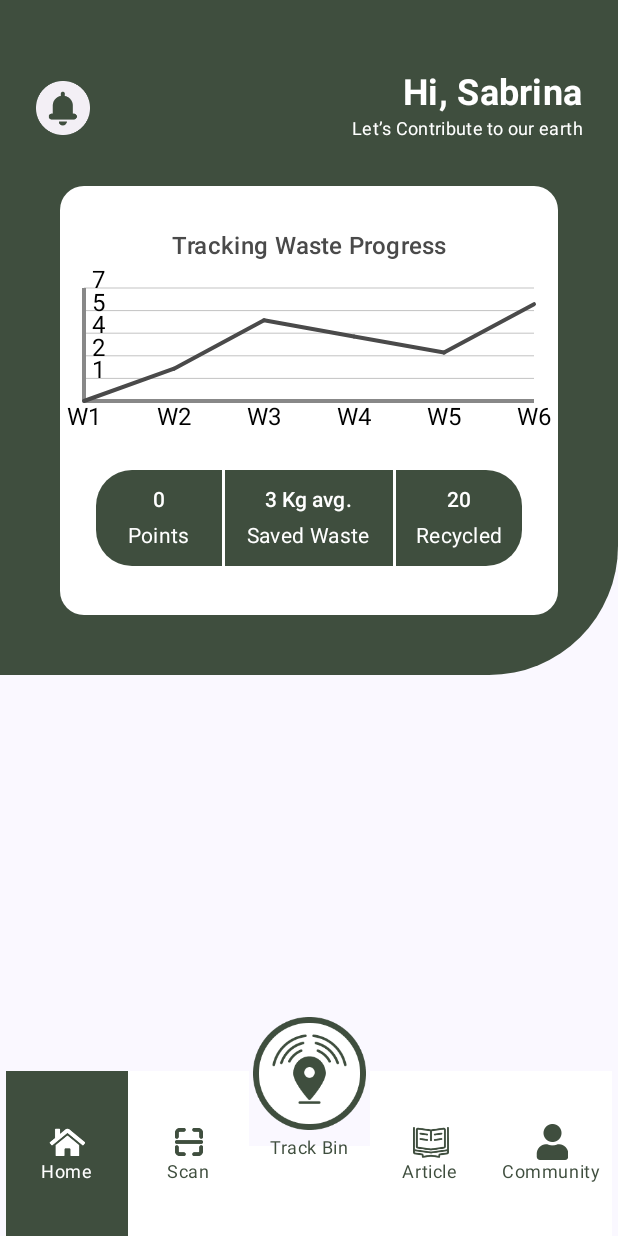
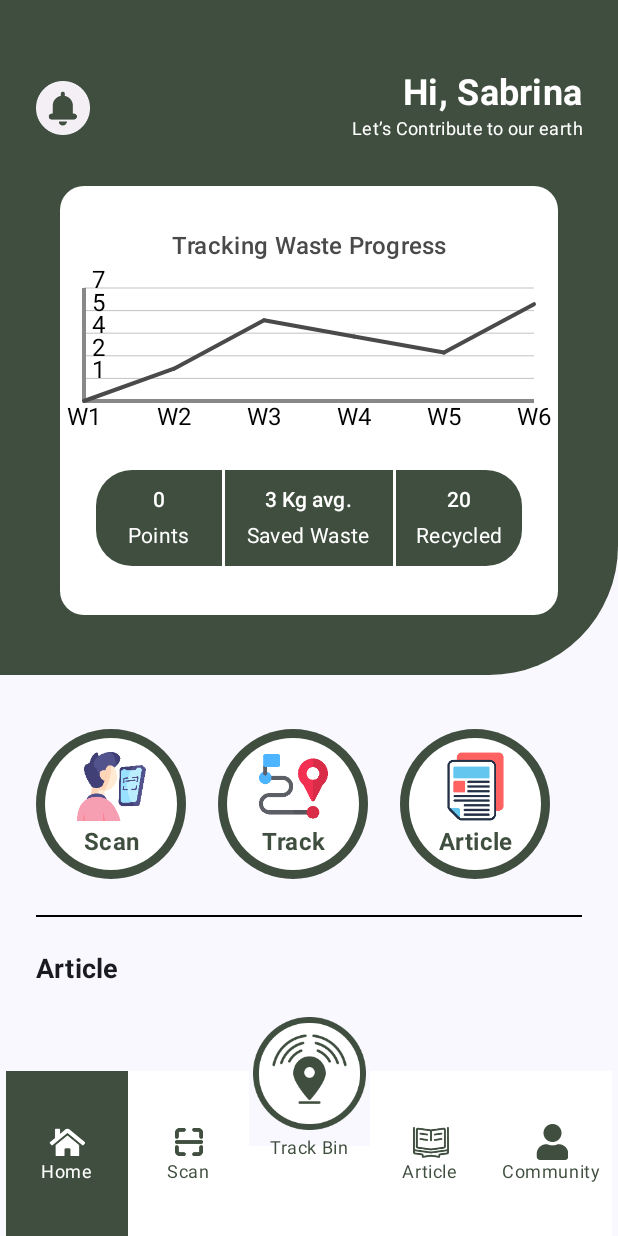
Before and after one commit to mayunngrh/BrainyBunch, an Android app built with Jetpack Compose: the HomeScreen screen opened through its navigation route, on a phone screen of 412 x 824 dp. Run offline under Robolectric (Android 15) with nearby library versions, the light colour scheme and no system bars; our stand-ins replace Dagger/Hilt's generated code.

Commit message:
adding feature circle in homepage

```diff
--- a/app/src/main/java/com/example/brainybunch/MainActivity.kt
+++ b/app/src/main/java/com/example/brainybunch/MainActivity.kt
@@ -300,7 +300,7 @@ class MainActivity : ComponentActivity() {
                     NavHost(
                         modifier = Modifier.padding(it),
                         navController = navController,
-                        startDestination = "register"
+                        startDestination = "home"
                     ) {
                         composable("home") {
                             HomeScreen(navController = navController)
--- /dev/null
+++ b/app/src/main/java/com/example/brainybunch/component/FeatureCircle.kt
@@ -0,0 +1,71 @@
+package com.example.brainybunch.component
+
+import androidx.compose.foundation.background
+import androidx.compose.foundation.layout.Arrangement
+import androidx.compose.foundation.layout.Box
+import androidx.compose.foundation.layout.Column
+import androidx.compose.foundation.layout.Spacer
+import androidx.compose.foundation.layout.fillMaxSize
+import androidx.compose.foundation.layout.fillMaxWidth
+import androidx.compose.foundation.layout.height
+import androidx.compose.foundation.layout.size
+import androidx.compose.foundation.shape.CircleShape
+import androidx.compose.material3.MaterialTheme
+import androidx.compose.material3.Text
+import androidx.compose.runtime.Composable
+import androidx.compose.ui.Alignment
+import androidx.compose.ui.Modifier
+import androidx.compose.ui.draw.clip
+import androidx.compose.ui.graphics.Color
+import androidx.compose.ui.text.font.FontWeight
+import androidx.compose.ui.text.style.TextAlign
+import androidx.compose.ui.unit.dp
+import androidx.compose.ui.unit.sp
+import coil.compose.AsyncImage
+import com.example.brainybunch.R
+
+@Composable
+fun FeatureCircle(
+    modifier: Modifier,
+    model:Any,
+    text:String
+) {
+    Box(modifier = modifier){
+        Box(
+            modifier = Modifier
+                .size(100.dp)
+                .clip(CircleShape)
+                .background(Color(0xFF3F4E3E)),
+            contentAlignment = Alignment.Center
+        ) {
+            Box(
+                modifier = Modifier
+                    .size(88.dp)
+                    .clip(CircleShape)
+                    .background(Color.White),
+                contentAlignment = Alignment.Center
+            ) {
+                Column(
+                    modifier = Modifier.fillMaxSize(),
+                    horizontalAlignment = Alignment.CenterHorizontally,
+                    verticalArrangement = Arrangement.Center
+                ) {
+                    AsyncImage(
+                        modifier = Modifier.size(46.dp),
+                        model = model,
+                        contentDescription = ""
+                    )
+                    Spacer(modifier = Modifier.height(4.dp))
+                    Text(
+                        modifier = Modifier.fillMaxWidth(),
+                        text = text, style = MaterialTheme.typography.bodyMedium,
+                        fontSize = 16.sp,
+                        textAlign = TextAlign.Center,
+                        fontWeight = FontWeight.Bold,
+                        color = Color(0xFF3F4E3E)
+                    )
+                }
+            }
+        }
+    }
+}
--- a/app/src/main/java/com/example/brainybunch/presentation/home/HomeScreen.kt
+++ b/app/src/main/java/com/example/brainybunch/presentation/home/HomeScreen.kt
@@ -11,7 +11,11 @@ import androidx.compose.foundation.layout.fillMaxWidth
 import androidx.compose.foundation.layout.height
 import androidx.compose.foundation.layout.padding
 import androidx.compose.foundation.layout.size
+import androidx.compose.foundation.rememberScrollState
+import androidx.compose.foundation.shape.CircleShape
 import androidx.compose.foundation.shape.RoundedCornerShape
+import androidx.compose.foundation.verticalScroll
+import androidx.compose.material3.Divider
 import androidx.compose.material3.MaterialTheme
 import androidx.compose.material3.Text
 import androidx.compose.runtime.Composable
@@ -26,6 +30,7 @@ import androidx.compose.ui.unit.sp
 import androidx.navigation.NavController
 import coil.compose.AsyncImage
 import com.example.brainybunch.R
+import com.example.brainybunch.component.FeatureCircle
 import com.example.brainybunch.component.TrackingWasteProgress
 
 @Composable
@@ -34,14 +39,17 @@ fun HomeScreen(
 ) {
     val wasteData = listOf(0f, 2f, 5f, 4f, 3f, 6f)
 
-    Column {
+    Column(
+        Modifier
+            .fillMaxSize()
+            .verticalScroll(rememberScrollState())) {
         Box(
             modifier = Modifier
                 .fillMaxWidth()
                 .height(450.dp)
                 .clip(RoundedCornerShape(bottomEnd = 86.dp))
                 .background(Color(0xFF3F4E3E))
-        ){
+        ) {
 
             Column(
                 modifier = Modifier
@@ -59,13 +67,17 @@ fun HomeScreen(
 
                     ) {
                     //notif icon
-                    AsyncImage(modifier = Modifier.size(36.dp), model = R.drawable.icon_notification, contentDescription = "")
+                    AsyncImage(
+                        modifier = Modifier.size(36.dp),
+                        model = R.drawable.icon_notification,
+                        contentDescription = ""
+                    )
 
                     Spacer(modifier = Modifier.weight(1f))
 
 
                     //name Column
-                    Column( horizontalAlignment = Alignment.End) {
+                    Column(horizontalAlignment = Alignment.End) {
                         // Nama
                         Text(
                             text = "Hi, Sabrina", style = MaterialTheme.typography.bodyMedium,
@@ -76,7 +88,8 @@ fun HomeScreen(
                         )
                         Text(
                             modifier = Modifier.fillMaxWidth(),
-                            text = "Let’s Contribute to our earth", style = MaterialTheme.typography.bodyMedium,
+                            text = "Let’s Contribute to our earth",
+                            style = MaterialTheme.typography.bodyMedium,
                             textAlign = TextAlign.Right,
                             fontSize = 12.sp,
                             color = Color.White
@@ -90,6 +103,62 @@ fun HomeScreen(
                 TrackingWasteProgress(wasteData)
             }
         }
+
+        Column(
+            modifier = Modifier
+                .fillMaxSize()
+                .padding(24.dp)
+        ) {
+            Spacer(modifier = Modifier.height(12.dp))
+
+            //FEATURE APPS
+            Row(
+                modifier = Modifier.fillMaxWidth(),
+                horizontalArrangement = Arrangement.SpaceBetween,
+                verticalAlignment = Alignment.CenterVertically
+            ) {
+                //ITEM FEATURE 1
+                FeatureCircle(modifier = Modifier.weight(1f), model = R.drawable.icon_scan_feature, text = "Scan")
+
+                //ITEM FEATURE 2
+                FeatureCircle(modifier = Modifier.weight(1f), model = R.drawable.icon_track_feature, text = "Track")
+
+                //ITEM FEATURE 3
+                FeatureCircle(modifier = Modifier.weight(1f), model = R.drawable.icon_article_feature, text = "Article")
+            }
+
+            Spacer(modifier = Modifier.height(24.dp))
+
+            Divider(
+                modifier = Modifier.fillMaxWidth(),
+                color = Color.Black,
+                thickness = 1.dp
+            )
+
+            Spacer(modifier = Modifier.height(24.dp))
+
+            ///ARTICLE SECTIION
+            Text(
+                text = "Article", style = MaterialTheme.typography.bodyMedium,
+                fontSize = 18.sp,
+                textAlign = TextAlign.Left,
+                fontWeight = FontWeight.Bold
+            )
+
+            Spacer(modifier = Modifier.height(12.dp))
+
+            //ARTICLE ITEM
+            Box(modifier = Modifier
+                .fillMaxWidth()
+                .height(135.dp)){
+                Row(Modifier.fillMaxSize()) {
+
+                }
+            }
+
+
+
+        }
     }
 
 }
--- a/app/src/main/java/com/example/brainybunch/presentation/register/RegisterScreen.kt
+++ b/app/src/main/java/com/example/brainybunch/presentation/register/RegisterScreen.kt
@@ -153,9 +153,7 @@ fun RegisterScreen(
                                 fontWeight = FontWeight.Bold
                             )
                         }
-                        Spacer(modifier = Modifier.height(12.dp))
-                        Spacer(modifier = Modifier.height(12.dp))
-                        Spacer(modifier = Modifier.height(12.dp))
+
                     }
                 }
                 AsyncImage(
```
Also changed, not shown: app/src/main/res/drawable/dummy_article_photo.png (added), app/src/main/res/drawable/icon_article_feature.png (added), app/src/main/res/drawable/icon_scan_feature.png (added), app/src/main/res/drawable/icon_track_feature.png (added).
